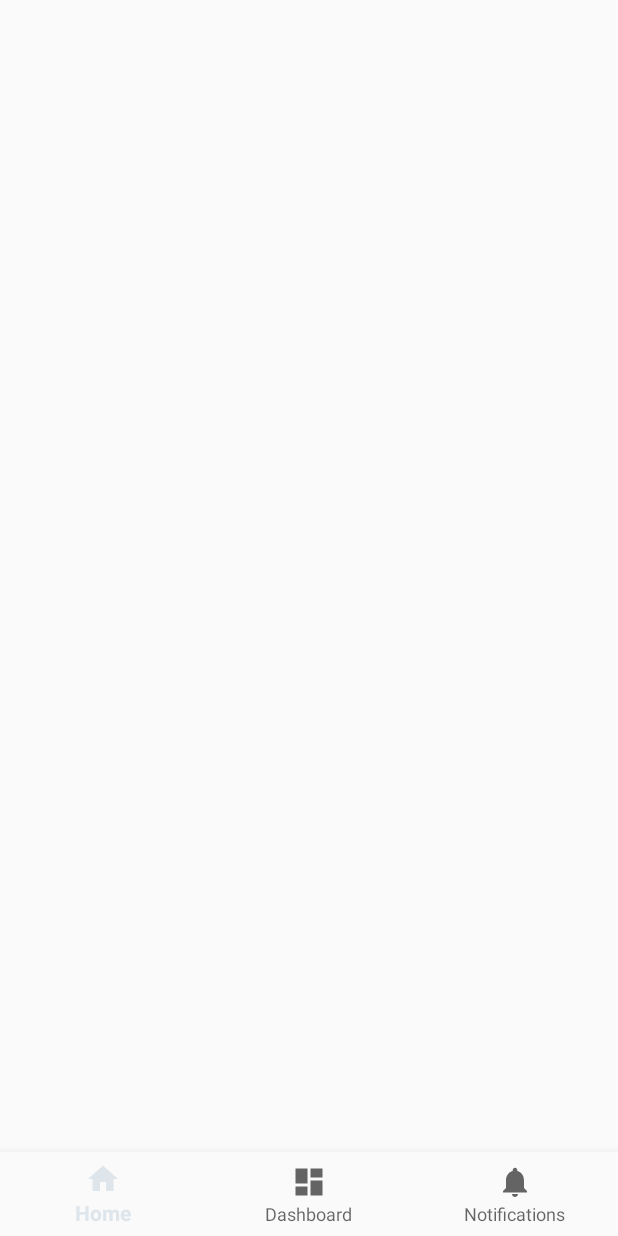
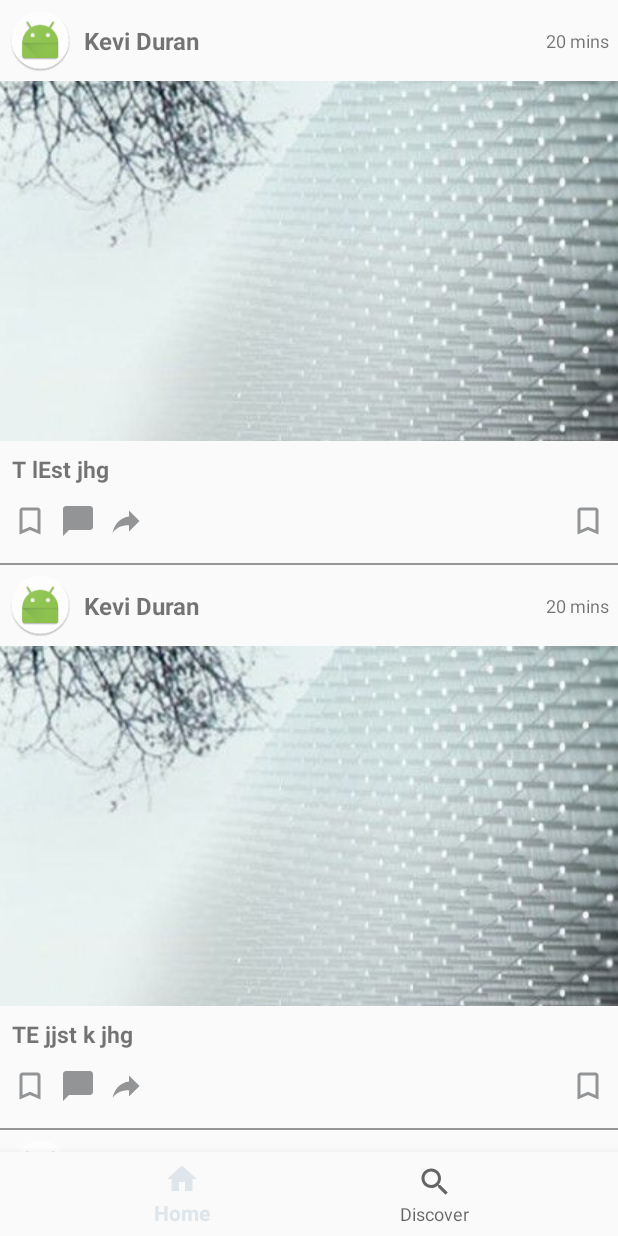
Before and after one commit to FPEPOSHI/Android-First-Application-with-Kotlin, an Android app: the screen it shows after launch (MainActivity), on a phone screen of 412 x 824 dp. Run offline under Robolectric (Android 15) with nearby library versions, the phone set to English and light mode, and no system bars.

Commit message:
working on home

```diff
--- a/app/src/main/java/io/rocketapps/apps/android/mystoryapp/MainActivity.kt
+++ b/app/src/main/java/io/rocketapps/apps/android/mystoryapp/MainActivity.kt
@@ -7,6 +7,7 @@ import android.support.v4.app.FragmentManager
 import android.support.v7.app.AppCompatActivity
 import android.view.MenuItem
 import android.widget.TextView
+import io.rocketapps.apps.android.mystoryapp.fragments.HomeFragment
 import io.rocketapps.apps.android.mystoryapp.fragments.SearchStoryFragment
 
 class MainActivity : AppCompatActivity() {
@@ -14,11 +15,16 @@ class MainActivity : AppCompatActivity() {
 
     private var fragment: Fragment? = null
     private var searchFragment: SearchStoryFragment? = null
+    private var homeFragment: HomeFragment? = null
     private var fragmentManager: FragmentManager? = null
 
     private val mOnNavigationItemSelectedListener = BottomNavigationView.OnNavigationItemSelectedListener { item ->
         when (item.itemId) {
             R.id.navigation_home -> {
+                if (homeFragment == null) {
+                    homeFragment = HomeFragment.newInstance()
+                }
+                fragment = homeFragment
             }
             R.id.navigation_dashboard -> {
                 if (searchFragment == null) {
@@ -26,13 +32,7 @@ class MainActivity : AppCompatActivity() {
                 }
                 fragment = searchFragment
             }
-            R.id.navigation_notifications -> {
-            }
         }
-        if (searchFragment == null) {
-            searchFragment = SearchStoryFragment.newInstance()
-        }
-        fragment = searchFragment
         val transaction = fragmentManager!!.beginTransaction()
         transaction.replace(R.id.content, fragment).commit()
         true
@@ -45,6 +45,10 @@ class MainActivity : AppCompatActivity() {
 
         fragmentManager = supportFragmentManager
 
+        homeFragment = HomeFragment.newInstance()
+        fragment = homeFragment
+        val transaction = fragmentManager!!.beginTransaction()
+        transaction.replace(R.id.content, fragment).commit()
 
         val navigation = findViewById(R.id.navigation) as BottomNavigationView
         navigation.setOnNavigationItemSelectedListener(mOnNavigationItemSelectedListener)
--- a/app/src/main/java/io/rocketapps/apps/android/mystoryapp/adapters/StoriesRecyclerAdapter.kt
+++ b/app/src/main/java/io/rocketapps/apps/android/mystoryapp/adapters/StoriesRecyclerAdapter.kt
@@ -51,6 +51,9 @@ class StoriesRecyclerAdapter : RecyclerView.Adapter<StoriesRecyclerHolder>{
             StoryClass.HISTORY_SEARCH -> {
                 view = LayoutInflater.from(mContext).inflate(R.layout.recycler_row_search_history, parent, false)
             }
+            StoryClass.HOME -> {
+                view = LayoutInflater.from(mContext).inflate(R.layout.recycler_row_home_item, parent, false)
+            }
 
         }
 
--- a/app/src/main/java/io/rocketapps/apps/android/mystoryapp/adapters/StoriesRecyclerHolder.kt
+++ b/app/src/main/java/io/rocketapps/apps/android/mystoryapp/adapters/StoriesRecyclerHolder.kt
@@ -24,6 +24,10 @@ class StoriesRecyclerHolder(view: View, viewType: Int) : RecyclerView.ViewHolder
 
             txtTitle.text = story.title
 
+        }else if(story.viewType == StoryClass.HOME){
+
+            txtTitle.text = story.title
+
         }
     }
 
@@ -34,6 +38,9 @@ class StoriesRecyclerHolder(view: View, viewType: Int) : RecyclerView.ViewHolder
         }else if(viewType == StoryClass.HISTORY_SEARCH){
             txtTitle = view.findViewById(R.id.story_title) as TextView
 
+        }else if(viewType == StoryClass.HOME){
+            txtTitle = view.findViewById(R.id.story_title) as TextView
+
         }
     }
 }
--- /dev/null
+++ b/app/src/main/java/io/rocketapps/apps/android/mystoryapp/fragments/HomeFragment.kt
@@ -0,0 +1,74 @@
+package io.rocketapps.apps.android.mystoryapp.fragments
+
+import android.os.Bundle
+import android.support.v4.app.Fragment
+import android.support.v7.widget.LinearLayoutManager
+import android.support.v7.widget.RecyclerView
+import android.view.LayoutInflater
+import android.view.View
+import android.view.ViewGroup
+import io.rocketapps.apps.android.mystoryapp.R
+import io.rocketapps.apps.android.mystoryapp.adapters.StoriesRecyclerAdapter
+import io.rocketapps.apps.android.mystoryapp.objects.StoryClass
+
+/**
+ * Created by macbook on 7/22/17.
+ */
+class HomeFragment : Fragment() {
+
+
+
+    var mHistoryRecyclerView: RecyclerView? = null
+    var mLinearLayout: LinearLayoutManager? = null
+
+    lateinit var mHistoryItems: ArrayList<StoryClass>
+    lateinit var mAdapter: StoriesRecyclerAdapter
+
+
+    companion object Factory {
+        fun newInstance(): HomeFragment = HomeFragment()
+    }
+
+
+    override fun onCreateView(inflater: LayoutInflater?, container: ViewGroup?, savedInstanceState: Bundle?): View? {
+         super.onCreateView(inflater, container, savedInstanceState)
+
+        val view: View = inflater?.inflate(R.layout.fragment_home, container, false) as View
+
+        initView(view)
+        return view;
+    }
+
+
+    override fun onViewCreated(view: View?, savedInstanceState: Bundle?) {
+        super.onViewCreated(view, savedInstanceState)
+
+        mHistoryItems = ArrayList<StoryClass>()
+        mHistoryItems.add(StoryClass("T lEst jhg", StoryClass.HOME))
+        mHistoryItems.add(StoryClass("TE jjst k jhg", StoryClass.HOME))
+        mHistoryItems.add(StoryClass("TE st jhg", StoryClass.HOME))
+        mHistoryItems.add(StoryClass("TEs kmt jhg", StoryClass.HOME))
+        mHistoryItems.add(StoryClass("T Est jhg", StoryClass.HOME))
+        mHistoryItems.add(StoryClass("TEst jhg", StoryClass.HOME))
+        mHistoryItems.add(StoryClass("TEs t jhg", StoryClass.HOME))
+        mHistoryItems.add(StoryClass("TEs t jhg", StoryClass.HOME))
+        mHistoryItems.add(StoryClass("TEs lt jhg", StoryClass.HOME))
+        mHistoryItems.add(StoryClass("TEst jhg", StoryClass.HOME))
+
+        mAdapter = StoriesRecyclerAdapter(activity, mHistoryItems)
+        mHistoryRecyclerView?.adapter = mAdapter
+    }
+
+    fun initView (view: View){
+
+        //recycler
+        mHistoryRecyclerView = view.findViewById(R.id.recycler) as RecyclerView
+
+        mLinearLayout = LinearLayoutManager(activity, LinearLayoutManager.VERTICAL, false)
+        mHistoryRecyclerView?.layoutManager = mLinearLayout
+
+
+
+
+    }
+}
--- a/app/src/main/java/io/rocketapps/apps/android/mystoryapp/objects/StoryClass.kt
+++ b/app/src/main/java/io/rocketapps/apps/android/mystoryapp/objects/StoryClass.kt
@@ -13,6 +13,7 @@ class StoryClass {
     companion object {
         const val POPULAR_SEARCH: Int = 100
         const val HISTORY_SEARCH: Int = 110
+        const val HOME: Int = 120
     }
 
 
--- /dev/null
+++ b/app/src/main/res/drawable/ic_comment.xml
@@ -0,0 +1,10 @@
+<vector xmlns:android="http://schemas.android.com/apk/res/android"
+        android:width="24dp"
+        android:height="24dp"
+
+        android:viewportWidth="24.0"
+        android:viewportHeight="24.0">
+    <path
+        android:pathData="M20,2H4c-1.1,0 -2,0.9 -2,2v18l4,-4h14c1.1,0 2,-0.9 2,-2V4c0,-1.1 -0.9,-2 -2,-2z"
+        android:fillColor="@color/white"/>
+</vector>
--- /dev/null
+++ b/app/src/main/res/drawable/ic_search.xml
@@ -0,0 +1,9 @@
+<vector xmlns:android="http://schemas.android.com/apk/res/android"
+        android:width="24dp"
+        android:height="24dp"
+        android:viewportWidth="24.0"
+        android:viewportHeight="24.0">
+    <path
+        android:pathData="M15.5,14h-0.79l-0.28,-0.27C15.41,12.59 16,11.11 16,9.5 16,5.91 13.09,3 9.5,3S3,5.91 3,9.5 5.91,16 9.5,16c1.61,0 3.09,-0.59 4.23,-1.57l0.27,0.28v0.79l5,4.99L20.49,19l-4.99,-5zM9.5,14C7.01,14 5,11.99 5,9.5S7.01,5 9.5,5 14,7.01 14,9.5 11.99,14 9.5,14z"
+        android:fillColor="#000000"/>
+</vector>
--- /dev/null
+++ b/app/src/main/res/drawable/ic_share.xml
@@ -0,0 +1,9 @@
+<vector xmlns:android="http://schemas.android.com/apk/res/android"
+        android:width="24dp"
+        android:height="24dp"
+        android:viewportWidth="24.0"
+        android:viewportHeight="24.0">
+    <path
+        android:pathData="M10,9V5l-7,7 7,7v-4.1c5,0 8.5,1.6 11,5.1 -1,-5 -4,-10 -11,-11z"
+        android:fillColor="@color/white"/>
+</vector>
--- /dev/null
+++ b/app/src/main/res/layout/fragment_home.xml
@@ -0,0 +1,16 @@
+<?xml version="1.0" encoding="utf-8"?>
+<LinearLayout xmlns:android="http://schemas.android.com/apk/res/android"
+    xmlns:app="http://schemas.android.com/apk/res-auto"
+    android:layout_width="match_parent"
+    android:layout_height="match_parent"
+    android:orientation="vertical">
+
+    <android.support.v7.widget.RecyclerView
+        android:id="@+id/recycler"
+        android:layout_width="match_parent"
+        android:layout_height="wrap_content">
+
+    </android.support.v7.widget.RecyclerView>
+
+
+</LinearLayout>
--- a/app/src/main/res/menu/navigation.xml
+++ b/app/src/main/res/menu/navigation.xml
@@ -8,12 +8,9 @@
 
     <item
         android:id="@+id/navigation_dashboard"
-        android:icon="@drawable/ic_dashboard_black_24dp"
-        android:title="@string/title_dashboard" />
+        android:icon="@drawable/ic_search"
+        android:title="@string/search" />
 
-    <item
-        android:id="@+id/navigation_notifications"
-        android:icon="@drawable/ic_notifications_black_24dp"
-        android:title="@string/title_notifications" />
+
 
 </menu>
--- a/app/src/main/res/values/colors.xml
+++ b/app/src/main/res/values/colors.xml
@@ -16,4 +16,5 @@
     <color name="color_8">#F0B88F</color>
     <color name="great_black">#2e2e2e</color>
     <color name="great_black_transparent50">#7d2e2e2e</color>
+    <color name="great_black_transparent75">#4b2e2e2e</color>
 </resources>
--- a/app/src/main/res/values/strings.xml
+++ b/app/src/main/res/values/strings.xml
@@ -102,4 +102,5 @@
     <string name="search_hint">search story</string>
     <string name="dt_exp">20 mins</string>
     <string name="ten">10</string>
+    <string name="search">Discover</string>
 </resources>
```
Also changed, not shown: app/src/main/res/layout/recycler_row_home_item.xml (+28 -26 lines).
